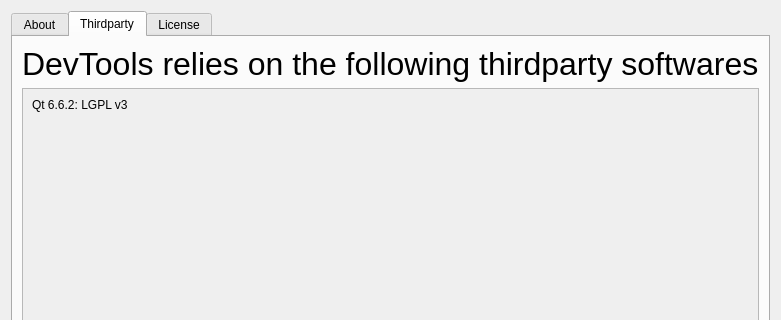
Before: the Qt Designer form gui/menubar/about_devtools_dialog.ui in LotusAndCompany/devtools, drawn with Qt 5; both pictures show x 0 to 781 and y 0 to 320 of the 781 by 480 pixel window.
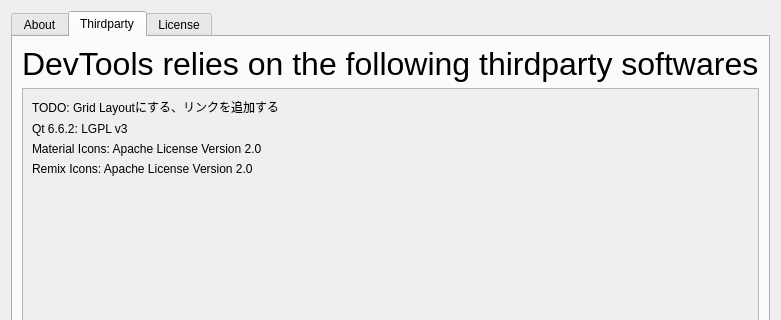
After: the same form once the commit is applied. The open tabs and pages were chosen to show the change. Icons and pictures are not drawn.

What changed in the file:
```diff
--- a/gui/menubar/about_devtools_dialog.ui
+++ b/gui/menubar/about_devtools_dialog.ui
@@ -320,10 +320,17 @@
             <height>326</height>
            </rect>
           </property>
-          <layout class="QVBoxLayout" name="verticalLayout_7" stretch="0,0">
+          <layout class="QVBoxLayout" name="verticalLayout_7" stretch="0,0,0,0,0">
            <property name="spacing">
             <number>-1</number>
            </property>
+           <item>
+            <widget class="QLabel" name="label_12">
+             <property name="text">
+              <string>TODO: Grid Layoutにする、リンクを追加する</string>
+             </property>
+            </widget>
+           </item>
            <item>
             <widget class="QLabel" name="label_6">
              <property name="sizePolicy">
@@ -337,6 +344,20 @@
              </property>
             </widget>
            </item>
+           <item>
+            <widget class="QLabel" name="label_8">
+             <property name="text">
+              <string>Material Icons: Apache License Version 2.0</string>
+             </property>
+            </widget>
+           </item>
+           <item>
+            <widget class="QLabel" name="label_11">
+             <property name="text">
+              <string>Remix Icons: Apache License Version 2.0</string>
+             </property>
+            </widget>
+           </item>
            <item>
             <spacer name="verticalSpacer_3">
              <property name="orientation">
```
Left out of the diff: 4 changed lines with no effect on the pictures.
